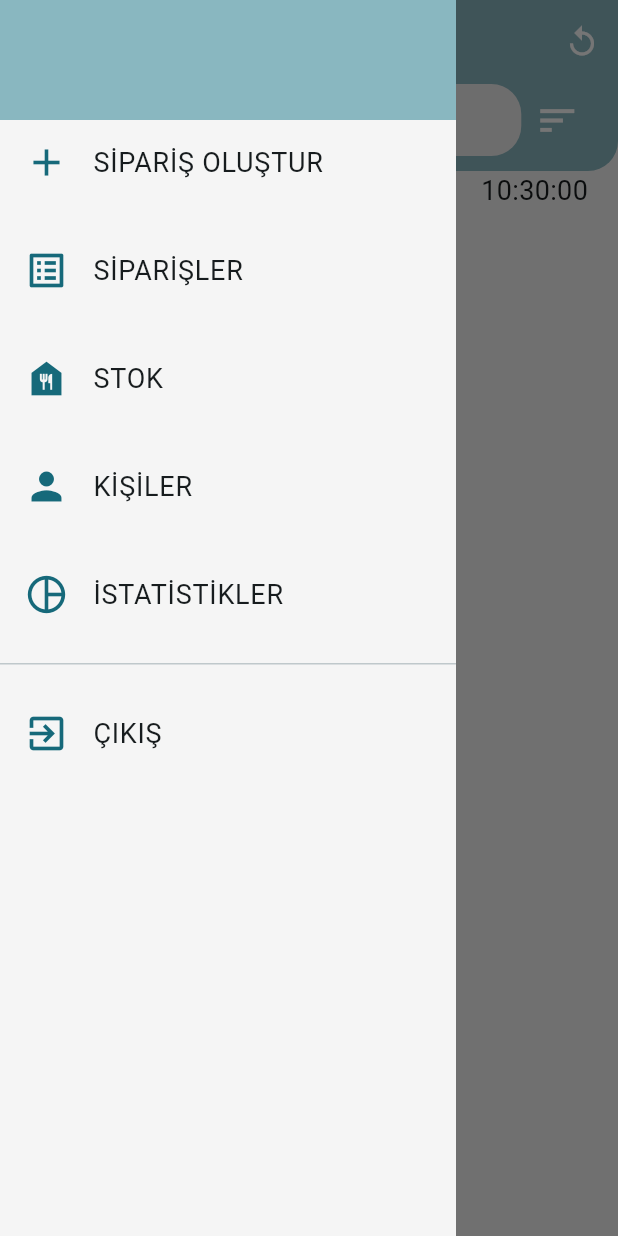
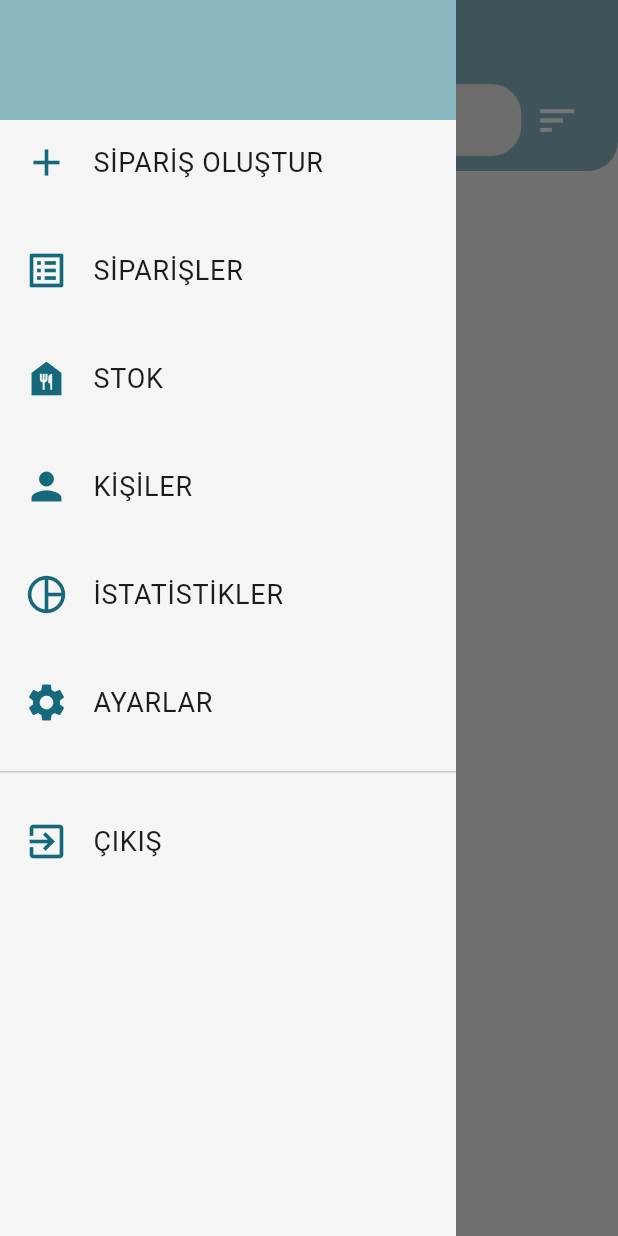
Before and after one commit to yemrekilicc/stock_and_order_tracking_demo, a Flutter app: the OrdersView screen opened directly, with the side drawer open, on a phone screen of 412 x 824 dp. Run offline on Flutter 3.47's test engine with Material 2 defaults, Android fonts, the phone set to English and light mode, and no system bars; our stand-ins replace auto_size_text, cloud_firestore, cloud_functions, dropdown_button2, firebase_auth, firebase_core and 3 more; accounts and stored records are empty.

Commit message:
page refresh fix and search improvement

```diff
--- a/lib/core/utils/drawers/navigation_drawer.dart
+++ b/lib/core/utils/drawers/navigation_drawer.dart
@@ -105,7 +105,6 @@ class navigationDrawer extends StatelessWidget {
           titleText: "İSTATİSTİKLER",
           icon: Icons.pie_chart_outline,
         ),
-        if(UserModel.instance.isAdmin)...[
           menuListTile(
             context: context,
             viewModel: viewModel,
@@ -113,7 +112,6 @@ class navigationDrawer extends StatelessWidget {
             titleText: "AYARLAR",
             icon: Icons.settings,
           ),
-        ],
         const Divider(height: 5,),
         ListTile(
           leading: const Icon(Icons.exit_to_app_outlined, size: 30,),
--- a/lib/model/siparisler_model.dart
+++ b/lib/model/siparisler_model.dart
@@ -50,7 +50,8 @@ class Siparisler {
     isDone: json["isDone"],
     date: json["date"],
     musteriId: json["musteriId"],
-    partialOrder: json["partialOrder"]??=0
+    partialOrder: json["partialOrder"]??=0,
+    musteriName: json["musteriName"],
   );
 
   Map<String, dynamic> toJson() => {
@@ -66,5 +67,6 @@ class Siparisler {
     "date":date,
     "musteriId":musteriId,
     "partialOrder":partialOrder,
+    "musteriName":musteriName,
   };
 }
--- a/lib/view/create_order/viewmodel/create_order_viewmodel.dart
+++ b/lib/view/create_order/viewmodel/create_order_viewmodel.dart
@@ -191,7 +191,7 @@ class CreateOrderViewModel extends BaseViewModel {
   }
 
   Future<void> saveSiparisler() async {
-    Querys.instance.saveSiparis(siparisler, selectedMusteri!.id!);
+    Querys.instance.saveSiparis(siparisler, selectedMusteri!);
   }
 
   selectMusteri(String suggestion, List<Musteriler> snapshotData) {
--- a/lib/view/orders/view/orders_view.dart
+++ b/lib/view/orders/view/orders_view.dart
@@ -5,6 +5,7 @@ import 'package:siparis_takip_demo/core/constants/color_constants.dart';
 import 'package:siparis_takip_demo/core/constants/size_constants.dart';
 import 'package:siparis_takip_demo/core/constants/text_constants.dart';
 import 'package:siparis_takip_demo/core/extensions/context_extansion.dart';
+import 'package:siparis_takip_demo/core/init/firebase/query.dart';
 import 'package:siparis_takip_demo/core/utils/drawers/filter_order_drawer.dart';
 import 'package:siparis_takip_demo/core/utils/drawers/navigation_drawer.dart';
 import 'package:siparis_takip_demo/model/siparisler_model.dart';
@@ -48,8 +49,9 @@ class OrdersView extends StatelessWidget {
                             child: TextField(
                               style: const TextStyle(fontSize: 20),
                               controller: viewModel.searchController,
-                              onChanged: (input) {
-                                viewModel.sortAndFilter();
+                              onSubmitted: (value) {
+                                viewModel.searchSortAndFilter();
+
                               },
                               decoration: InputDecoration(
                                 contentPadding: EdgeInsets.zero,
@@ -57,6 +59,13 @@ class OrdersView extends StatelessWidget {
                                 fillColor: ColorConstants
                                     .instance.textFieldBackgroundColor,
                                 prefixIcon: const Icon(Icons.search),
+                                suffixIcon: viewModel.searchController.text!=""?IconButton(
+                                  icon: Icon(Icons.clear),
+                                  onPressed: () {
+                                    viewModel.searchController.text="";
+                                    viewModel.searchSortAndFilter();
+                                  },
+                                ):null,
                                 border: OutlineInputBorder(
                                   borderRadius: BorderRadius.circular(20),
                                   borderSide: BorderSide.none,
@@ -85,11 +94,12 @@ class OrdersView extends StatelessWidget {
                   elevation: 0,
                   iconTheme: const IconThemeData(color: Colors.white),
                   actions: [
-                    IconButton(
-                        onPressed: () => viewModel.reloadMusterilerveSiparisler(),
-                        icon: const Icon(
-                          Icons.replay,
-                        ))
+                    // IconButton(
+                    //     onPressed: () => //viewModel.reloadMusterilerveSiparisler()
+                    //     ,
+                    //     icon: const Icon(
+                    //       Icons.replay,
+                    //     ))
                   ],
                 ),
                 key: viewModel.scaffoldKey,
@@ -110,19 +120,6 @@ class OrdersView extends StatelessWidget {
   }
 
   Widget buildBody(OrdersViewModel viewModel, BuildContext context) {
-    return FutureBuilder<List<Siparisler>>(
-      future: viewModel.siparisler,
-      builder: (context, AsyncSnapshot<List<Siparisler>> snapshot) {
-        Future.delayed(Duration.zero, () {
-          if (snapshot.hasData) {
-            if (snapshot != viewModel.lastSnapshot) {
-              viewModel.orjList = List.of(snapshot.data!);
-              viewModel.setData();
-              viewModel.lastSnapshot = snapshot;
-            }
-          }
-        });
-
     return Center(
           child: Column(
             children: [
@@ -156,6 +153,13 @@ class OrdersView extends StatelessWidget {
                               viewModel.sortAndFilter();
                             },
                             decoration: InputDecoration(
+                              suffixIcon: viewModel.searchController.text!=""?IconButton(
+                                icon: Icon(Icons.clear),
+                                onPressed: () {
+                                  viewModel.searchController.text="";
+                                  viewModel.searchSortAndFilter();
+                                },
+                              ):null,
                               contentPadding: EdgeInsets.zero,
                               filled: true,
                               fillColor: ColorConstants
@@ -210,19 +214,31 @@ class OrdersView extends StatelessWidget {
                 ),
               )
               ],
-              if (snapshot.connectionState == ConnectionState.waiting) ...[
-                const Padding(
+              StreamBuilder(
+                stream: Querys.instance.readSiparislerStream() ,
+                builder: (context, snapshot) {
+                  if(snapshot.hasData){
+                    viewModel.orjList=snapshot.data!;
+                    viewModel.setData();
+                  }
+                  if(snapshot.connectionState == ConnectionState.waiting){
+                      return const Padding(
                         padding: EdgeInsets.all(8.0),
                         child: CircularProgressIndicator(),
-                ),
-              ] else if (snapshot.connectionState ==
-                  ConnectionState.done) ...[
-                if (snapshot.hasError) ...[
-                  const Text("hata oluştu")
-                ] else if (snapshot.hasData) ...[
+                      );
+                  }
+                  else if(snapshot.connectionState ==ConnectionState.active){
+                    if(snapshot.hasError){
+                      return const Text("hata oluştu");
+                    }
+                    else if(snapshot.hasData){
+                          return Expanded(
+                            child: Column(
+                              mainAxisSize: MainAxisSize.min,
+                              children: [
                                 ConstrainedBox(
                                   constraints: BoxConstraints(
-                        maxWidth: SizeConstant.instance!.wideScreenWidth),
+                                      maxWidth: SizeConstant.instance!.wideScreenWidth,maxHeight: 40),
 
                                   child: Row(
                                     mainAxisAlignment: MainAxisAlignment.spaceBetween,
@@ -235,14 +251,14 @@ class OrdersView extends StatelessWidget {
                                           style: const TextStyle(fontSize: 18),
                                         ),
                                       ),
-                        FittedBox(
-                          fit: BoxFit.fitWidth,
-                          child: Container(
-                            padding: const EdgeInsets.symmetric(horizontal: 20),
-                            child: Text(viewModel.saat,
-                              style: const TextStyle(fontSize: 18),),
-                          ),
-                        ),
+                                      // FittedBox(
+                                      //   fit: BoxFit.fitWidth,
+                                      //   child: Container(
+                                      //     padding: const EdgeInsets.symmetric(horizontal: 20),
+                                      //     child: Text(viewModel.saat,
+                                      //       style: const TextStyle(fontSize: 18),),
+                                      //   ),
+                                      // ),
                                     ],
                                   ),
                                 ),
@@ -269,16 +285,85 @@ class OrdersView extends StatelessWidget {
                                     ),
                                   ),
                                 )
-                ] else ...[
-                  const Text("...")
-                ]
-              ] else ...[
-                Text('State: ${snapshot.connectionState}')
-              ]
                               ],
                             ),
                           );
+                    }
+                    else{
+                      return const Text("...");
+                    }
+                  }else {
+                    return Text('State: ${snapshot.connectionState}');
+                  }
                 },
+              )
+              // if (snapshot.connectionState == ConnectionState.waiting) ...[
+              //   return const Padding(
+              //     padding: EdgeInsets.all(8.0),
+              //     child: CircularProgressIndicator(),
+              //   ),
+              // ] else if (snapshot.connectionState ==
+              //     ConnectionState.active) ...[
+              //   if (snapshot.hasError) ...[
+              //     return const Text("hata oluştu")
+              //   ] else if (snapshot.hasData) ...[
+              //     return ConstrainedBox(
+              //       constraints: BoxConstraints(
+              //           maxWidth: SizeConstant.instance!.wideScreenWidth),
+              //
+              //       child: Row(
+              //         mainAxisAlignment: MainAxisAlignment.spaceBetween,
+              //         children: [
+              //           Container(
+              //             alignment: Alignment.centerLeft,
+              //             padding: const EdgeInsets.symmetric(horizontal: 20),
+              //             child: Text(
+              //               "siparis sayısı : ${viewModel.getSiparisCount()}",
+              //               style: const TextStyle(fontSize: 18),
+              //             ),
+              //           ),
+              //           FittedBox(
+              //             fit: BoxFit.fitWidth,
+              //             child: Container(
+              //               padding: const EdgeInsets.symmetric(horizontal: 20),
+              //               child: Text(viewModel.saat,
+              //                 style: const TextStyle(fontSize: 18),),
+              //             ),
+              //           ),
+              //         ],
+              //       ),
+              //     ),
+              //     Expanded(
+              //       child: ConstrainedBox(
+              //         constraints: BoxConstraints(
+              //             maxWidth: SizeConstant.instance!.wideScreenWidth-100),
+              //         child: ListView.builder(
+              //           physics: const AlwaysScrollableScrollPhysics(),
+              //           scrollDirection: Axis.vertical,
+              //           controller: viewModel.siparislerController,
+              //           key: const PageStorageKey<String>('page'),
+              //           itemCount: viewModel
+              //               .musterilerveSiparislerSuggestion.length,
+              //           shrinkWrap: true,
+              //           itemBuilder: (BuildContext context, int index) {
+              //             return SiparisCard(
+              //               viewModel: viewModel,
+              //               siparis: viewModel
+              //                   .musterilerveSiparislerSuggestion[index],
+              //               index: index,
+              //             );
+              //           },
+              //         ),
+              //       ),
+              //     )
+              //   ] else ...[
+              //     return const Text("...")
+              //   ]
+              // ] else ...[
+              //   return Text('State: ${snapshot.connectionState}')
+              // ]
+            ],
+          ),
         );
   }
 }
--- a/lib/view/splash/viewmodel/splash_viewmodel.dart
+++ b/lib/view/splash/viewmodel/splash_viewmodel.dart
@@ -40,6 +40,7 @@ class SplashViewModel extends BaseViewModel {
           }
           else{
             NavigationService.instance.pushReplacementNamed(path: NavigationConstants.MAINSCREEN);
+
             // await Querys.instance.createcesit();
             // await Querys.instance.createebat();
             // await Querys.instance.createsube();
```
Also changed, not shown: lib/core/init/firebase/query.dart (+10 -2 lines), lib/view/orders/viewmodel/orders_viewmodel.dart (+27 -17 lines), 2 other files. Lines whose indentation alone changed are shown as unchanged.
